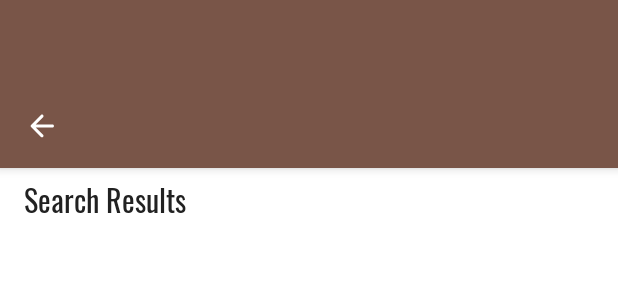
After one commit to BlankZer0/Ashbab, an Android app: the layout activity_search_product.xml on its own in the app's theme, with its tools: preview values and no code run, on a phone screen of 412 x 824 dp. The commit adds this screen. Shown: the top 300 px of the screen. Run offline under Robolectric (Android 15) with nearby library versions, the phone set to English and light mode, and no system bars.

Commit message:
Added Search Product Activity
- A recyclerView on the new activity will show product based on the search query.
*The adapter and search logic is yet to be implemented.

```diff
--- a/AndroidApp/AshbabApp/app/build.gradle
+++ b/AndroidApp/AshbabApp/app/build.gradle
@@ -37,6 +37,8 @@ dependencies {
     // Android Architecture components
     implementation "androidx.lifecycle:lifecycle-runtime:$lifecycle_version"
     implementation "androidx.lifecycle:lifecycle-extensions:$lifecycle_version"
+    implementation 'androidx.appcompat:appcompat:1.0.0-beta01'
+    implementation 'androidx.constraintlayout:constraintlayout:1.1.3'
     annotationProcessor "androidx.lifecycle:lifecycle-compiler:$lifecycle_version"
 
     // Firebase Dependencies
--- a/AndroidApp/AshbabApp/app/src/main/res/layout/activity_product_details.xml
+++ b/AndroidApp/AshbabApp/app/src/main/res/layout/activity_product_details.xml
@@ -1,5 +1,6 @@
 <?xml version="1.0" encoding="utf-8"?>
-<androidx.coordinatorlayout.widget.CoordinatorLayout xmlns:android="http://schemas.android.com/apk/res/android"
+<androidx.coordinatorlayout.widget.CoordinatorLayout
+    xmlns:android="http://schemas.android.com/apk/res/android"
     xmlns:app="http://schemas.android.com/apk/res-auto"
     xmlns:tools="http://schemas.android.com/tools"
     android:layout_width="match_parent"
--- /dev/null
+++ b/AndroidApp/AshbabApp/app/src/main/res/layout/activity_search_product.xml
@@ -0,0 +1,28 @@
+<?xml version="1.0" encoding="utf-8"?>
+<androidx.coordinatorlayout.widget.CoordinatorLayout
+    xmlns:android="http://schemas.android.com/apk/res/android"
+    xmlns:app="http://schemas.android.com/apk/res-auto"
+    xmlns:tools="http://schemas.android.com/tools"
+    android:layout_width="match_parent"
+    android:layout_height="match_parent"
+    android:fitsSystemWindows="true"
+    tools:context=".ui.searchProduct.SearchProductActivity">
+
+    <com.google.android.material.appbar.AppBarLayout
+        android:layout_width="match_parent"
+        android:layout_height="wrap_content"
+        android:fitsSystemWindows="true"
+        android:theme="@style/AppTheme.AppBarOverlay">
+
+        <androidx.appcompat.widget.Toolbar
+            android:id="@+id/toolbar_search_product"
+            android:layout_width="match_parent"
+            android:layout_height="?attr/actionBarSize"
+            app:navigationIcon="@drawable/round_arrow_back_24"
+            app:popupTheme="@style/AppTheme.PopupOverlay" />
+
+    </com.google.android.material.appbar.AppBarLayout>
+
+    <include layout="@layout/content_search_product" />
+
+</androidx.coordinatorlayout.widget.CoordinatorLayout>
--- a/AndroidApp/AshbabApp/app/src/main/res/layout/app_bar_main.xml
+++ b/AndroidApp/AshbabApp/app/src/main/res/layout/app_bar_main.xml
@@ -20,7 +20,7 @@
             app:popupTheme="@style/AppTheme.PopupOverlay" />
 
         <com.google.android.material.textfield.TextInputEditText
-            android:id="@+id/editMobileNo"
+            android:id="@+id/search_product_main"
             android:layout_width="match_parent"
             android:layout_height="40dp"
             android:paddingStart="@dimen/activity_vertical_margin"
--- /dev/null
+++ b/AndroidApp/AshbabApp/app/src/main/res/layout/content_search_product.xml
@@ -0,0 +1,28 @@
+<?xml version="1.0" encoding="utf-8"?>
+<LinearLayout xmlns:android="http://schemas.android.com/apk/res/android"
+    xmlns:app="http://schemas.android.com/apk/res-auto"
+    app:layout_behavior="@string/appbar_scrolling_view_behavior"
+    android:orientation="vertical"
+    android:layout_width="match_parent"
+    android:layout_height="match_parent">
+
+    <TextView
+        style="@style/TextAppearance.AppText.Headline2"
+        android:id="@+id/title_search_results"
+        android:layout_width="match_parent"
+        android:layout_height="wrap_content"
+        android:layout_marginStart="@dimen/activity_horizontal_margin"
+        android:layout_marginEnd="@dimen/activity_horizontal_margin"
+        android:layout_marginTop="@dimen/vertical_spacing"
+        android:text="@string/title_search_results" />
+
+    <androidx.recyclerview.widget.RecyclerView
+        android:id="@+id/rv_search_results"
+        android:layout_width="match_parent"
+        android:layout_height="wrap_content"
+        android:layout_marginStart="@dimen/vertical_spacing"
+        android:layout_marginEnd="@dimen/vertical_spacing"
+        android:layout_marginTop="@dimen/horizontal_spacing"
+        android:layout_marginBottom="@dimen/horizontal_spacing" />
+
+</LinearLayout>
--- a/AndroidApp/AshbabApp/app/src/main/res/values/strings.xml
+++ b/AndroidApp/AshbabApp/app/src/main/res/values/strings.xml
@@ -19,7 +19,7 @@
     <string name="category_chair">Chair</string>
     <string name="category_table">Table</string>
 
-    <!-- Home appbar_items content -->
+    <!-- Home appbar_items_main content -->
     <string name="title_newly_added">Newly Added</string>
 
     <!-- Product Details Content -->
@@ -28,6 +28,9 @@
     <string name="title_category">Category: </string>
     <string name="fab_buy">Buy Product</string>
 
+    <!-- Search Results Content -->
+    <string name="title_search_results"> Search Results </string>
+
     <!-- Default Values -->
     <string name="default_home_card_name">Sample Chair</string>
     <string name="default_home_card_price">1250.50</string>
```
Also changed, not shown: AndroidApp/AshbabApp/app/src/main/AndroidManifest.xml (+26 -14 lines), AndroidApp/AshbabApp/app/src/main/java/com/ashbab/ashbabapp/ui/home/MainActivity.java (+17 -7 lines), AndroidApp/AshbabApp/app/src/main/java/com/ashbab/ashbabapp/ui/searchProduct/SearchProductActivity.java (added, +73 -0 lines), AndroidApp/AshbabApp/app/src/main/res/menu/appbar_items_main.xml (added, +11 -0 lines), AndroidApp/AshbabApp/app/src/main/res/menu/appbar_items_other.xml (added, +19 -0 lines).
